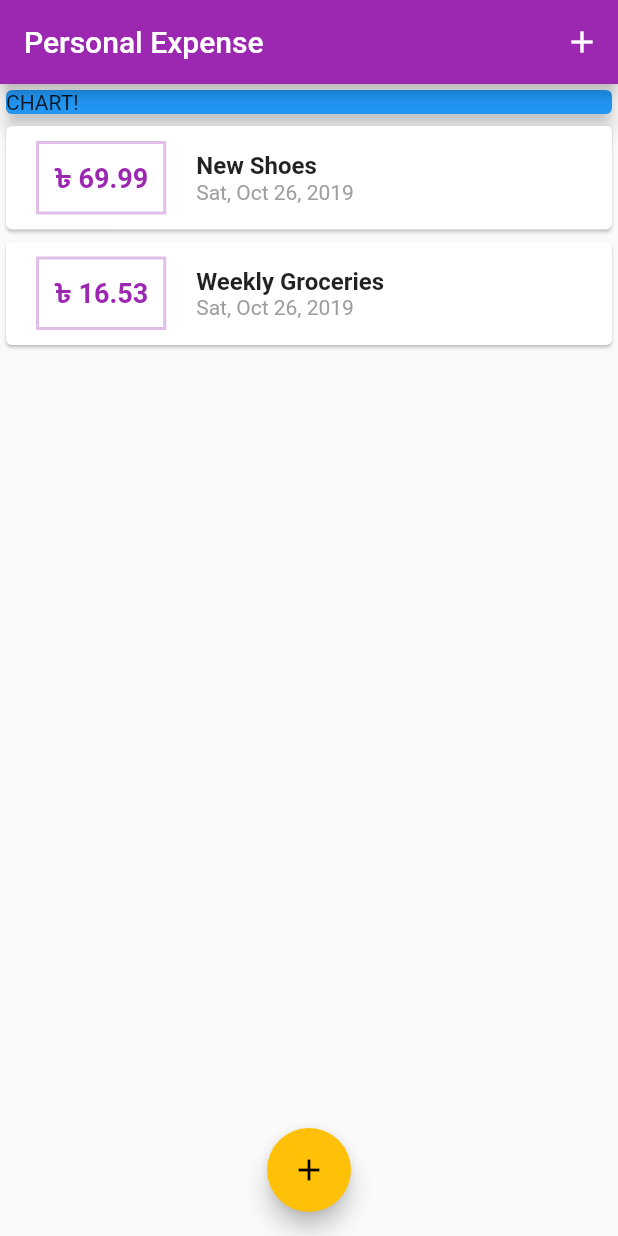
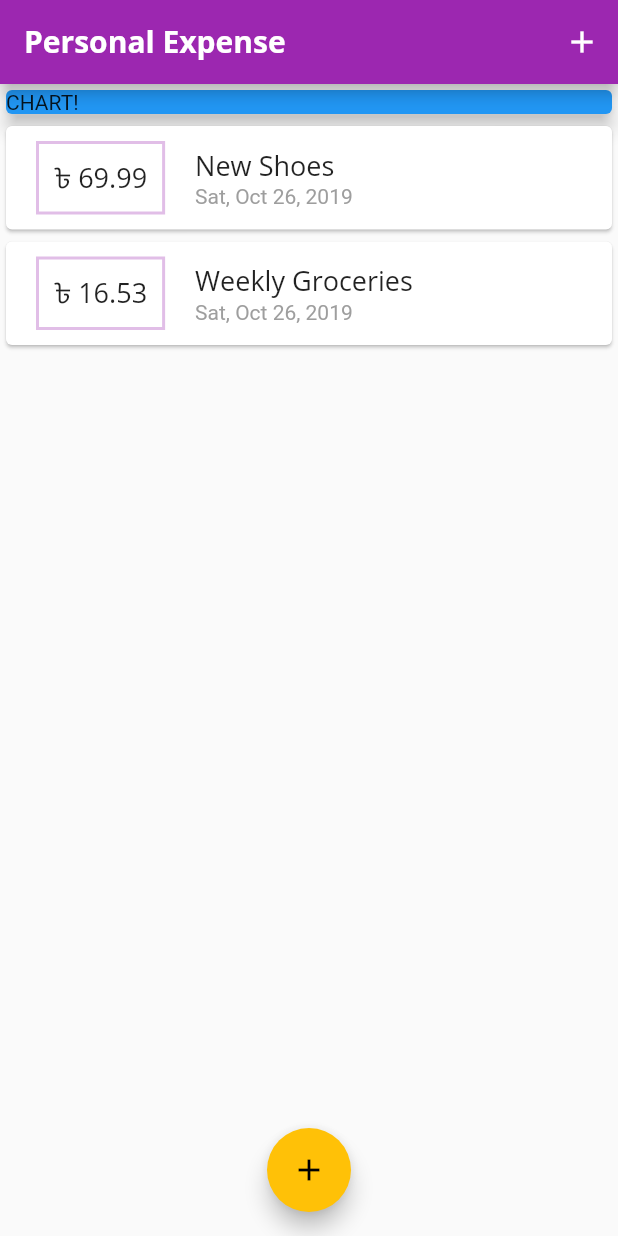
Before and after one commit to shafinr23/expense-app, a Flutter app: the screen it shows after launch, on a phone screen of 412 x 824 dp. Run offline on Flutter 3.47's test engine with Material 2 defaults, Android fonts, the phone set to English and light mode, and no system bars.

Commit message:
add font family

```diff
--- a/lib/main.dart
+++ b/lib/main.dart
@@ -12,9 +12,23 @@ class MyApp extends StatelessWidget {
     return MaterialApp(
       title: 'Personal Expense',
       theme: ThemeData(
-        primarySwatch: Colors.purple,
-        accentColor: Colors.amber,
-      ),
+          primarySwatch: Colors.purple,
+          accentColor: Colors.amber,
+          fontFamily: 'Quicksand',
+          textTheme: ThemeData.light().textTheme.copyWith(
+                    title: TextStyle(
+                  fontFamily: 'OpenSans',
+                  fontSize: 18,
+
+                )),
+          appBarTheme: AppBarTheme(
+            textTheme: ThemeData.light().textTheme.copyWith(
+                    title: TextStyle(
+                  fontFamily: 'OpenSans',
+                  fontSize: 20,
+                  fontWeight: FontWeight.bold
+                )),
+          )),
       home: MyHomePage(),
     );
   }
@@ -73,8 +87,10 @@ class _MyHomePageState extends State<MyHomePage> {
   Widget build(BuildContext context) {
     return Scaffold(
       appBar: AppBar(
-
-        title: Text('Personal Expense'),
+        title: Text(
+          'Personal Expense',
+          // style: TextStyle(fontFamily: 'OpenSans'),
+        ),
         actions: <Widget>[
           IconButton(
             icon: Icon(Icons.add),
--- a/lib/widgets/transaction_list.dart
+++ b/lib/widgets/transaction_list.dart
@@ -1,5 +1,5 @@
 import 'package:flutter/material.dart';
-import 'package:intl/intl.dart';
+import 'package:intl/intl.dart'; //for date
 
 
 import '../models/transaction.dart';
@@ -32,11 +32,7 @@ TransactionList(this.transactions);
                           padding: EdgeInsets.all(10),
                           child: Text(
                             '\৳ ${transactions[index].amount.toStringAsFixed(2)}',
-                            style: TextStyle(
-                              fontWeight: FontWeight.bold,
-                              fontSize: 18,
-                              color: Theme.of(context).primaryColor,
-                            ),
+                            style: Theme.of(context).textTheme.title,
                           ),
                         ),
                         Column(
@@ -44,8 +40,7 @@ TransactionList(this.transactions);
                           children: <Widget>[
                             Text(
                               transactions[index].title,
-                              style: TextStyle(
-                                  fontWeight: FontWeight.bold, fontSize: 16),
+                              style: Theme.of(context).textTheme.title,
                               textAlign: TextAlign.start,
                             ),
                             Text(
```
